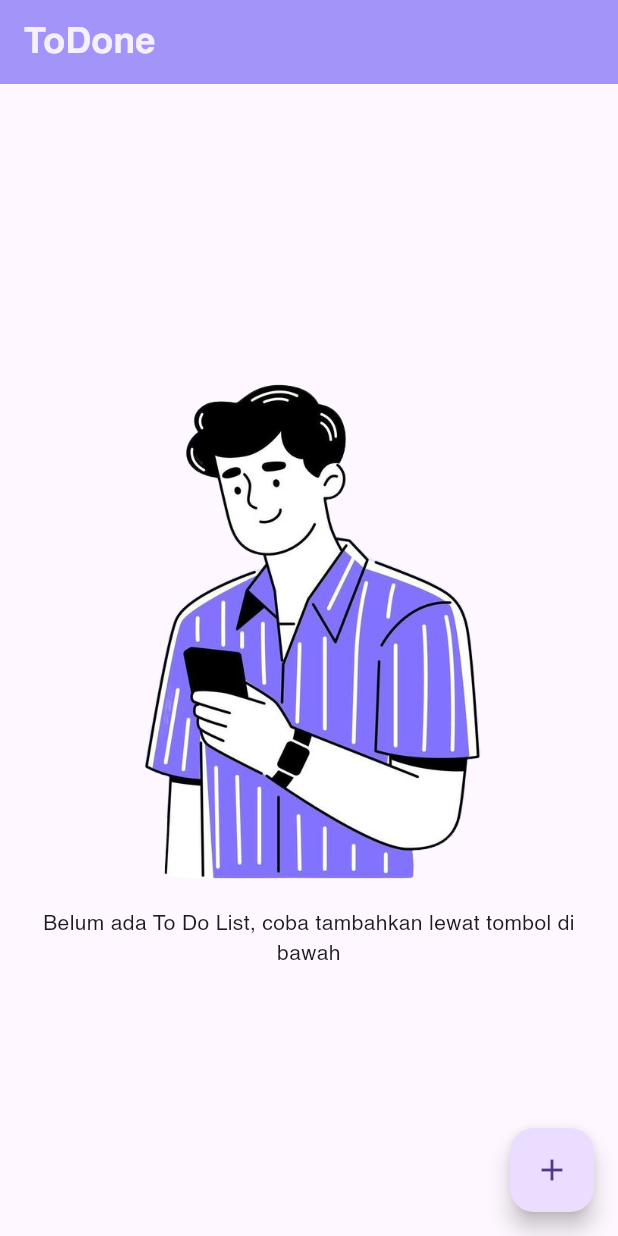
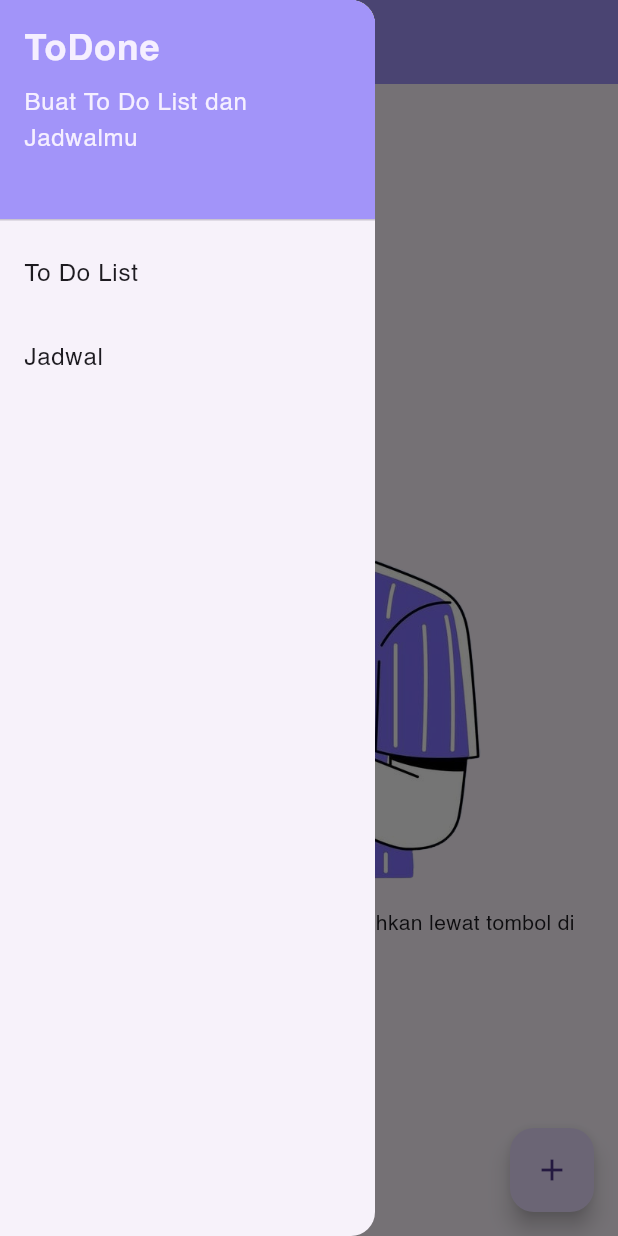
Before and after one commit to Ariyalex/ToDone, a Flutter app: the screen it shows after launch, with the side drawer open (before the commit the screen has no drawer), on a phone screen of 412 x 824 dp. Run offline on Flutter 3.47's test engine with Material 3 defaults, Android fonts, the phone set to English and light mode, and no system bars; our stand-ins replace shared_preferences.

Commit message:
add navigation drawer to home screen and implement Jadwal page with schedule table

```diff
--- a/lib/home_screen.dart
+++ b/lib/home_screen.dart
@@ -5,6 +5,7 @@ import 'package:shared_preferences/shared_preferences.dart'; // Import SharedPre
 import 'dart:convert'; // Import json
 import 'package:to_do_list/edit.dart'; // Import the EditList class
 import 'package:to_do_list/main.dart';
+import 'package:to_do_list/jadwal.dart';
 
 class HomeScreen extends StatefulWidget {
   const HomeScreen({super.key});
@@ -14,6 +15,8 @@ class HomeScreen extends StatefulWidget {
 }
 
 class _HomeScreenState extends State<HomeScreen> {
+  final GlobalKey<ScaffoldState> _scaffoldKey = GlobalKey<ScaffoldState>(); // Add GlobalKey
+
   @override
   void initState() {
     super.initState();
@@ -49,6 +52,7 @@ class _HomeScreenState extends State<HomeScreen> {
   @override
   Widget build(BuildContext context) {
     return Scaffold(
+      key: _scaffoldKey, // Assign the GlobalKey to Scaffold
       appBar: AppBar(
         backgroundColor: const Color(0xFFA294F9),
         title: const Text(
@@ -69,6 +73,64 @@ class _HomeScreenState extends State<HomeScreen> {
               onPressed: _deleteCheckedItems,
             ),
         ],
+        leading: IconButton(
+          icon: const Icon(Icons.menu, color: Colors.white),
+          onPressed: () {
+            _scaffoldKey.currentState?.openDrawer(); // Use GlobalKey to open the drawer
+          },
+        ),
+      ),
+      drawer: Drawer(
+        width: 250, // Set the width of the Drawer
+        child: ListView(
+          padding: EdgeInsets.zero,
+          children: <Widget>[
+            const SizedBox(
+              height: 155,
+              child: DrawerHeader(
+                decoration: BoxDecoration(
+                  color: Color(0xFFA294F9),
+                ),
+                child: Column(
+                  crossAxisAlignment: CrossAxisAlignment.start,
+                  children: [
+                    Text(
+                      'ToDone',
+                      style: TextStyle(
+                        color: Color(0xFFF5EFFF),
+                        fontSize: 24,
+                        fontWeight: FontWeight.bold,
+                      ),
+                    ),
+                    SizedBox(height: 5),
+                    Text(
+                      'Buat To Do List dan Jadwalmu',
+                      style: TextStyle(
+                        color: Color(0xFFF5EFFF),
+                        fontSize: 16,
+                      ),
+                    ),
+                  ],
+                ),
+              ),
+            ),
+            ListTile(
+              title: const Text('To Do List'),
+              onTap: () {
+                Navigator.pop(context);
+              },
+            ),
+            ListTile(
+              title: const Text('Jadwal'),
+              onTap: () {
+                Navigator.push(
+                  context,
+                  SlidePageRoute(page: const JadwalPage()), // Use page instead of builder
+                );
+              },
+            ),
+          ],
+        ),
       ),
       body: Padding(
         padding: const EdgeInsets.all(20),
```
Also changed, not shown: lib/jadwal.dart (added, +55 -0 lines).
